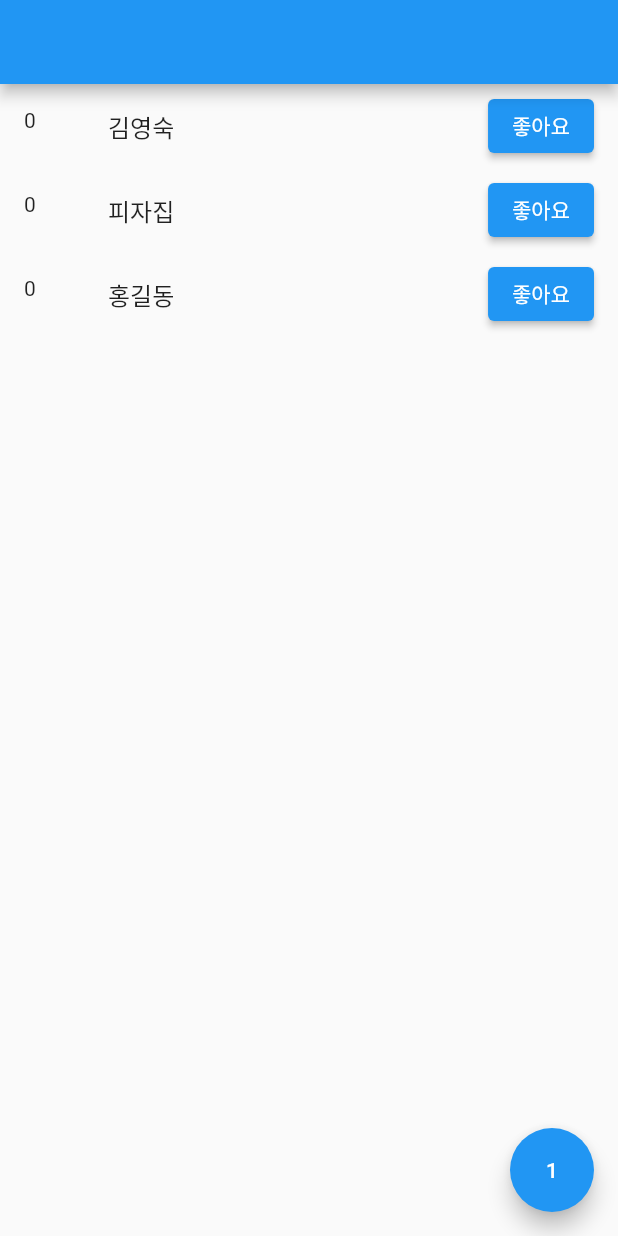
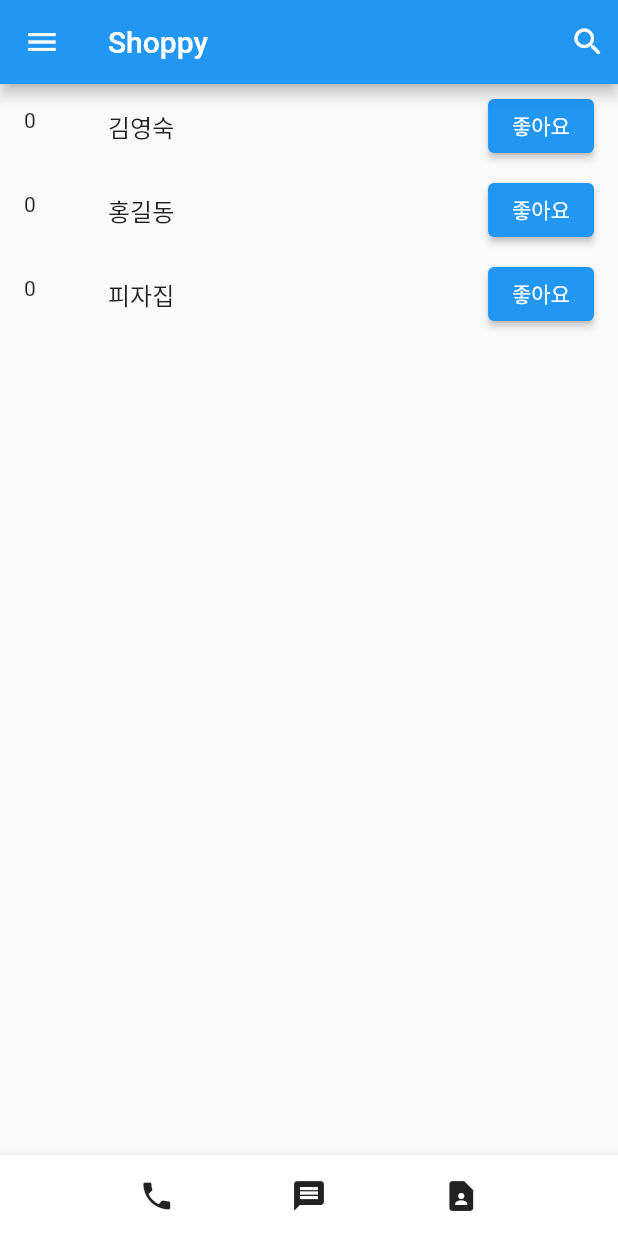
Before and after one commit to kyuseong2001/flutter_MyApp, a Flutter app: the screen it shows after launch, on a phone screen of 412 x 824 dp. Run offline on Flutter 3.47's test engine with Material 2 defaults, Android fonts, the phone set to English and light mode, and no system bars.

Commit message:
'20220107'

```diff
--- a/lib/main.dart
+++ b/lib/main.dart
@@ -1,54 +1,63 @@
 import 'package:flutter/material.dart';
 
 void main() {
-  runApp( MyApp());
+  runApp(MyApp());
 }
 
-
-
+var a = 1;
+var like = [0, 0, 0];
+var name = ['김영숙', '홍길동', '피자집'];
 
 class MyApp extends StatefulWidget {
-   MyApp({Key? key}) : super(key: key);
+  const MyApp({Key? key}) : super(key: key);
 
   @override
   State<MyApp> createState() => _MyAppState();
 }
 
 class _MyAppState extends State<MyApp> {
-  var a = 1;
-  var name = ['김영숙','피자집','홍길동'];
-  var like = [0,0,0];
   @override
   Widget build(BuildContext context) {
     return MaterialApp(
         home: Scaffold(
-        floatingActionButton: FloatingActionButton(
-          child:Text(a.toString()) ,  //feb
-          onPressed: (){
-            setState(() {
-              //스테이트를 변경하는 방법으로 스테이트 풀위젯으로 변경한 후 set setstate 함수를 써서 변경가능
-              a++;
-            });
-          },
-          // 버튼눌렀을때 코드실행해주는 코드
-          // 잠깐 데이터를 저장할 때 변수나 스테이트를 사용해서 자료저장한다.
-          // 재 랜더링이 안될때는 스테이트 풀 위젯으로 변경해야한다.
+      appBar: AppBar(
+        title: Text('Shoppy'),
+        leading: Icon(Icons.menu),
+        actions: [
+          Padding(
+            padding: const EdgeInsets.all(8.0),
+            child: Icon(Icons.search_rounded),
           ),
-        appBar: AppBar(),
-        body:ListView.builder(
+        ],
+      ),
+      body: ListView.builder(
         itemCount: 3,
-        itemBuilder: (context, i) {
+        itemBuilder: (c, i) {
           return ListTile(
             leading: Text(like[i].toString()),
             title: Text(name[i]),
-            trailing:ElevatedButton( child: Text('좋아요'), onPressed: (){
+            trailing: ElevatedButton(
+                child: Text('좋아요'),
+                onPressed: () {
                   setState(() {
                     like[i]++;
                   });
-
-            } ),
+                }),
           );
         },
+      ),
+      bottomNavigationBar: BottomAppBar(
+        child: Container(
+          margin: EdgeInsets.all(15),
+          child: Row(
+            mainAxisAlignment: MainAxisAlignment.spaceEvenly,
+            children: [
+              Icon(Icons.phone),
+              Icon(Icons.message),
+              Icon(Icons.contact_page),
+            ],
+          ),
+        ),
       ),
     ));
   }
```
Lines whose indentation alone changed are shown as unchanged.
